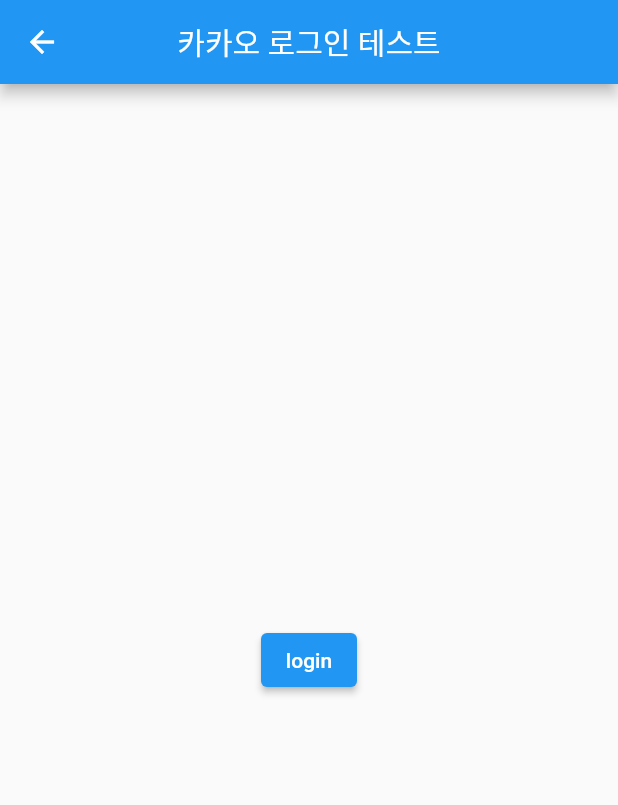
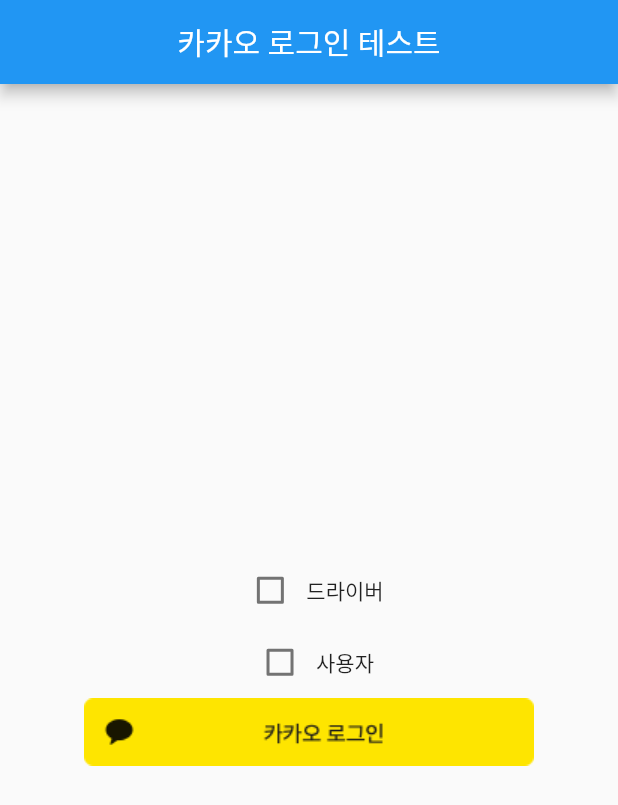
Before and after one commit to KakaoT-CloneCoding/KakaoT-Front, a Flutter app: the screen it shows after launch, on a phone screen of 412 x 824 dp. Shown: the top 805 px of the screen. Run offline on Flutter 3.47's test engine with Material 2 defaults, Android fonts, the phone set to English and light mode, and no system bars; our stand-ins replace flutter_dotenv, geolocator, webview_flutter; missing offline and left inert: dart:ffi, kakao_flutter_sdk, kakaomap_webview; statements that could not run were skipped.

Commit message:
풀필요 소스코드 제거 및 파일이름 변경에 따른 수정

```diff
--- a/lib/main.dart
+++ b/lib/main.dart
@@ -3,8 +3,8 @@
 import 'package:kakao_flutter_sdk/kakao_flutter_sdk.dart';
 import 'package:kakaotaxi_front/screen/KakaoLoginScreen.dart';
 import 'package:kakaotaxi_front/screen/TexiMapScreen.dart';
-import 'package:kakaotaxi_front/provider/LoginProvider.dart';
-import 'package:kakaotaxi_front/provider/locationProvider.dart';
+import 'package:kakaotaxi_front/provider/login_provider.dart';
+import 'package:kakaotaxi_front/provider/location_provider.dart';
 import 'package:provider/provider.dart';
 
 import 'screen/splashScreen.dart';
--- a/lib/screen/KakaoLoginScreen.dart
+++ b/lib/screen/KakaoLoginScreen.dart
@@ -1,5 +1,5 @@
 import 'package:flutter/material.dart';
-import 'package:kakaotaxi_front/provider/LoginProvider.dart';
+import 'package:kakaotaxi_front/provider/login_provider.dart';
 import 'package:provider/provider.dart';
 
 import 'MainScreen.dart';
@@ -12,16 +12,60 @@
 }
 
 class _KakaoLoginScreenState extends State<KakaoLoginScreen> {
+  bool? _driverChecked = false;
+  bool? _clientChecked = false;
+  String role = '';
+
   @override
   Widget build(BuildContext context) {
     return Scaffold(
       appBar: AppBar(
         title: const Text('카카오 로그인 테스트'),
         centerTitle: true,
+        automaticallyImplyLeading: false,
       ),
       body: Center(
-          child: ElevatedButton(
-              onPressed: () async {
+          child: Column(
+        mainAxisAlignment: MainAxisAlignment.center,
+        children: [
+          Row(
+            mainAxisAlignment: MainAxisAlignment.center,
+            children: [
+              Checkbox(
+                value: _driverChecked,
+                onChanged: (value) {
+                  setState(() {
+                    _driverChecked = value;
+                    if (_driverChecked == true) {
+                      role = 'driver';
+                      _clientChecked = false;
+                    }
+                  });
+                },
+              ),
+              const Text("드라이버"),
+            ],
+          ),
+          Row(
+            mainAxisAlignment: MainAxisAlignment.center,
+            children: [
+              Checkbox(
+                  value: _clientChecked,
+                  onChanged: (value) {
+                    setState(() {
+                      _clientChecked = value;
+                      if (_clientChecked == true) {
+                        role = 'client';
+                        _driverChecked = false;
+                      }
+                    });
+                  }),
+              const Text("사용자"),
+            ],
+          ),
+          GestureDetector(
+              onTap: () async {
+                if (_clientChecked == true || _driverChecked == true) {
                   var provider =
                       Provider.of<LoginProvider>(context, listen: false);
                   await provider.kakaoLogin();
@@ -39,8 +83,17 @@
                       textAlign: TextAlign.center,
                     )));
                   }
+                } else {
+                  ScaffoldMessenger.of(context).showSnackBar(const SnackBar(
+                      content: Text(
+                    'please check your roles',
+                    textAlign: TextAlign.center,
+                  )));
+                }
               },
-              child: const Text('login'))),
+              child: Image.asset('assets/images/kakao_login_medium_wide.png')),
+        ],
+      )),
     );
   }
 }
--- a/lib/screen/TexiMapScreen.dart
+++ b/lib/screen/TexiMapScreen.dart
@@ -1,14 +1,11 @@
-import 'dart:async';
 import 'dart:convert';
-
 import 'package:flutter/material.dart';
 import 'package:flutter_dotenv/flutter_dotenv.dart';
 import 'package:kakaomap_webview/kakaomap_webview.dart';
-import 'package:kakaotaxi_front/model/loc_model.dart';
-import 'package:kakaotaxi_front/provider/locationProvider.dart';
 import 'package:kakaotaxi_front/widget/loc_info_widget.dart';
 import 'package:provider/provider.dart';
 import 'package:webview_flutter/webview_flutter.dart';
+import '../provider/location_provider.dart';
 
 final kakaoMapKey = dotenv.env['kakao_map_key'];
 
--- a/lib/screen/loc_info_screen.dart
+++ b/lib/screen/loc_info_screen.dart
@@ -1,9 +1,9 @@
 import 'package:flutter/material.dart';
 import 'package:kakaotaxi_front/model/search_model.dart';
-import 'package:kakaotaxi_front/provider/locationProvider.dart';
-import 'package:kakaotaxi_front/widget/loc_info_widget.dart';
 import 'package:kakaotaxi_front/widget/search_list_widget.dart';
 import 'package:provider/provider.dart';
+
+import '../provider/location_provider.dart';
 
 class LocInfoScreen extends StatefulWidget {
   String address;
--- a/lib/screen/splashScreen.dart
+++ b/lib/screen/splashScreen.dart
@@ -1,10 +1,9 @@
 import 'dart:async';
 import 'package:flutter/material.dart';
-import 'package:geolocator/geolocator.dart';
-import 'package:kakaotaxi_front/screen/HomeScreen.dart';
 import 'package:kakaotaxi_front/screen/KakaoLoginScreen.dart';
-import 'package:kakaotaxi_front/provider/locationProvider.dart';
 import 'package:provider/provider.dart';
+
+import '../provider/location_provider.dart';
 
 class SplashScreen extends StatefulWidget {
   const SplashScreen({super.key});
```
Lines whose indentation alone changed are shown as unchanged.
